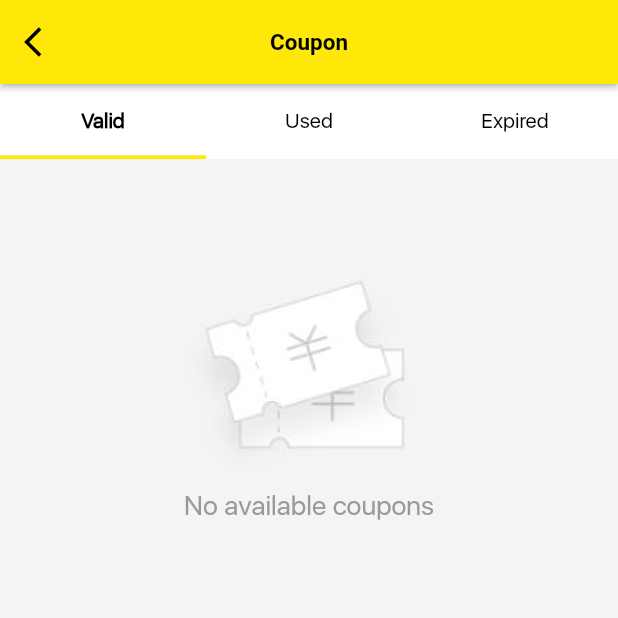
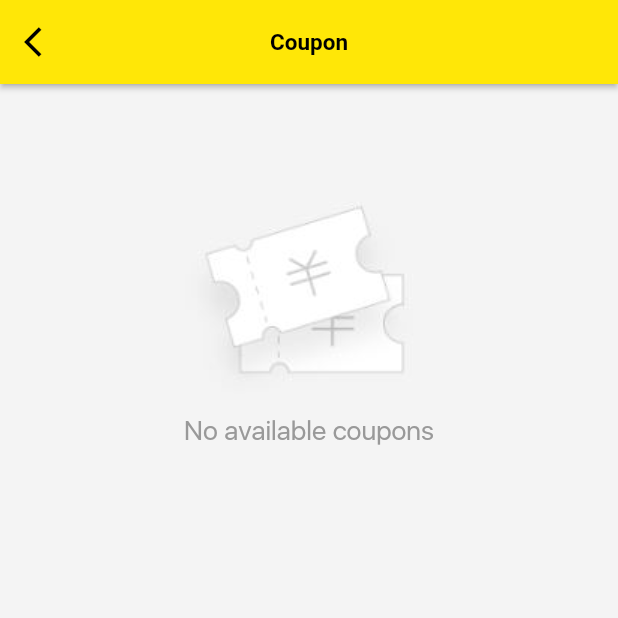
Before and after one commit to emileWhispa/refactor-afrishop-flutter, a Flutter app: the CouponScreen screen opened directly with empty values, on a phone screen of 412 x 824 dp, the top half of it. Run offline on Flutter 3.47's test engine with Material 2 defaults, Android fonts, the phone set to English and light mode, and no system bars; our stand-ins replace cached_network_image, carousel_slider, dio, email_validator, firebase_auth, firebase_messaging and 10 more; missing offline and left inert: bezier_chart, flutter_country_picker, flutter_facebook_login, flutter_webview_plugin, multi_image_picker, video_thumbnail; accounts and stored records are empty; network calls fail.

Commit message:
- App bug fixes

```diff
--- a/lib/Coupon.dart
+++ b/lib/Coupon.dart
@@ -45,9 +45,9 @@ class _CouponScreenState extends State<CouponScreen> with SuperBase {
   int _index = 0;
 
   List<String> get _menus => [
-        "Valid",
-        "Used",
-        "Expired",
+        // "Valid",
+        // "Used",
+        // "Expired",
       ];
 
   Future<void> _loadCoupons() async {
@@ -88,39 +88,39 @@ class _CouponScreenState extends State<CouponScreen> with SuperBase {
       ),
       body: Column(
         children: <Widget>[
-          Container(
-            height: 50,
-            color: Colors.white,
-            child: Row(
-              children: List.generate(_menus.length, (index) {
-                return Expanded(
-                  child: InkWell(
-                    child: Container(
-                        padding:
-                            EdgeInsets.symmetric(vertical: 16, horizontal: 12),
-                        decoration: _index == index
-                            ? BoxDecoration(
-                                border: Border(
-                                    bottom:
-                                        BorderSide(color: color, width: 2.5)))
-                            : null,
-                        child: Text(
-                          "${_menus[index]}",
-                          textAlign: TextAlign.center,
-                          style: TextStyle(
-                              color: Colors.black, fontWeight: _index == index ? FontWeight.bold : null,fontFamily: 'SF UI Display'),
-                        )),
-                    onTap: () {
-                      setState(() {
-                        _index = index;
-                        _controller.jumpToPage(index);
-                      });
-                    },
-                  ),
-                );
-              }),
-            ),
-          ),
+          // Container(
+          //   height: 50,
+          //   color: Colors.white,
+          //   child: Row(
+          //     children: List.generate(_menus.length, (index) {
+          //       return Expanded(
+          //         child: InkWell(
+          //           child: Container(
+          //               padding:
+          //                   EdgeInsets.symmetric(vertical: 16, horizontal: 12),
+          //               decoration: _index == index
+          //                   ? BoxDecoration(
+          //                       border: Border(
+          //                           bottom:
+          //                               BorderSide(color: color, width: 2.5)))
+          //                   : null,
+          //               child: Text(
+          //                 "${_menus[index]}",
+          //                 textAlign: TextAlign.center,
+          //                 style: TextStyle(
+          //                     color: Colors.black, fontWeight: _index == index ? FontWeight.bold : null,fontFamily: 'SF UI Display'),
+          //               )),
+          //           onTap: () {
+          //             setState(() {
+          //               _index = index;
+          //               _controller.jumpToPage(index);
+          //             });
+          //           },
+          //         ),
+          //       );
+          //     }),
+          //   ),
+          // ),
           Expanded(
             child: PageView(
               controller: _controller,
@@ -135,16 +135,16 @@ class _CouponScreenState extends State<CouponScreen> with SuperBase {
                   loadCoupons: _loadCoupons,
                   expired: 1,
                 ),
-                _CouponList(
-                  list: _usedList,
-                  loadCoupons: _loadCoupons,
-                  expired: 2,
-                ),
-                _CouponList(
-                  list: _expiredList,
-                  loadCoupons: _loadCoupons,
-                  expired: 3,
-                ),
+                // _CouponList(
+                //   list: _usedList,
+                //   loadCoupons: _loadCoupons,
+                //   expired: 2,
+                // ),
+                // _CouponList(
+                //   list: _expiredList,
+                //   loadCoupons: _loadCoupons,
+                //   expired: 3,
+                // ),
               ],
             ),
           ),
--- a/lib/crawl_screen.dart
+++ b/lib/crawl_screen.dart
@@ -13,7 +13,7 @@ import 'package:flutter_webview_plugin/flutter_webview_plugin.dart';
 import 'Json/User.dart';
 import 'SuperBase.dart';
 import 'description.dart';
-import 'authorization.dart';
+import 'Authorization.dart';
 import 'new_account_screen.dart';
 
 const String kNavigationExamplePage = '''
--- a/lib/description.dart
+++ b/lib/description.dart
@@ -90,6 +90,7 @@ class _DescriptionState extends State<Description> with SuperBase {
   Product _newProduct;
   int _current = 0;
   ScrollController _controller = new ScrollController();
+  int score = 5;
 
 
   @override
@@ -213,6 +214,7 @@ class _DescriptionState extends State<Description> with SuperBase {
           if (map != null && map['data'] != null) {
             var data = map['data'];
             setState(() {
+              score = (data['score'] as double).toInt();
               _newProduct = Product.fromJson(data['itemInfo'],
                   options: data['optionList'],det: data['itemDetail'],params: data['itemParam'],desc: data['itemDesc']);
             });
@@ -607,7 +609,7 @@ class _DescriptionState extends State<Description> with SuperBase {
                       children: List.generate(
                           5,
                           (index) => Image.asset(
-                                'assets/${index <= product.totalScore ? 'star' : 'star_border'}.png',
+                                      'assets/${index <= score ? 'star' : 'star_border'}.png',
                                 height: 24,
                                 width: 24,
                               )).toList(),
--- a/lib/edit_address_info.dart
+++ b/lib/edit_address_info.dart
@@ -184,7 +184,7 @@ class _EditAddressInfoState extends State<EditAddressInfo> with SuperBase {
             ),
             TextFormField(
               controller: _email,
-              validator: (s)=>s.isEmpty ? null : emailExp.hasMatch(s) ? null : "Valid email is required",
+              validator: validateEmail,
               decoration: InputDecoration(
                   hintText: "Email",
                   fillColor: Colors.white,
--- a/pubspec.yaml
+++ b/pubspec.yaml
@@ -33,6 +33,7 @@ dependencies:
   flutter_country_picker: ^0.1.6
   package_info: ^0.4.3
   multi_image_picker: ^4.7.11
+  email_validator: ^1.0.0
   permission_handler: ^5.0.0+hotfix.8
   video_player: ^0.10.2+1
   pin_code_text_field: ^1.5.1
```
Also changed, not shown: lib/SuperBase.dart (+26 -1 lines), lib/cart_page.dart (+19 -20 lines), lib/complete_order.dart (+23 -8 lines), lib/discover_profile.dart (+19 -1 lines), lib/user_profile.dart (+11 -1 lines), pubspec.lock.
